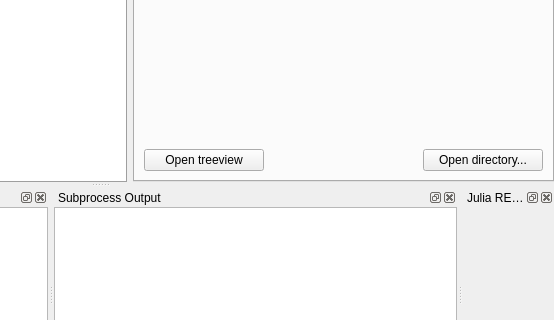
Before: the Qt Designer form spinetoolbox/ui/mainwindow.ui in spine-tools/Spine-Toolbox, drawn with Qt 5; both pictures show x 355 to 909 and y 286 to 606 of the 909 by 707 pixel window.
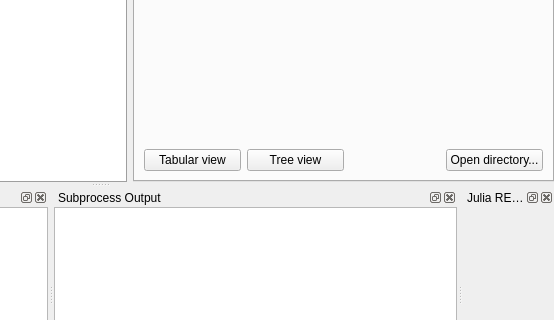
After: the same form once the commit is applied. The open tabs and pages were chosen to show the change. Icons and pictures are not drawn. Custom widgets are drawn as their Qt base class.

Commit message: Issue #45 updated: add push button to ui for opening tabular view.

What changed in the file:
```diff
--- a/spinetoolbox/ui/mainwindow.ui
+++ b/spinetoolbox/ui/mainwindow.ui
@@ -839,6 +839,25 @@
            <property name="spacing">
             <number>6</number>
            </property>
+           <item>
+            <widget class="QPushButton" name="pushButton_ds_open_tabularview">
+             <property name="sizePolicy">
+              <sizepolicy hsizetype="MinimumExpanding" vsizetype="Fixed">
+               <horstretch>0</horstretch>
+               <verstretch>0</verstretch>
+              </sizepolicy>
+             </property>
+             <property name="maximumSize">
+              <size>
+               <width>120</width>
+               <height>23</height>
+              </size>
+             </property>
+             <property name="text">
+              <string>Tabular view</string>
+             </property>
+            </widget>
+           </item>
            <item>
             <widget class="QPushButton" name="pushButton_ds_open_treeview">
              <property name="sizePolicy">
@@ -863,7 +882,7 @@
               <string>&lt;html&gt;&lt;head/&gt;&lt;body&gt;&lt;p&gt;Open Data Store directory in file browser&lt;/p&gt;&lt;/body&gt;&lt;/html&gt;</string>
              </property>
              <property name="text">
-              <string>Open treeview</string>
+              <string>Tree view</string>
              </property>
             </widget>
            </item>
```
Left out of the diff: 6 changed lines with no effect on the pictures. The commit also changes 2 other files.
